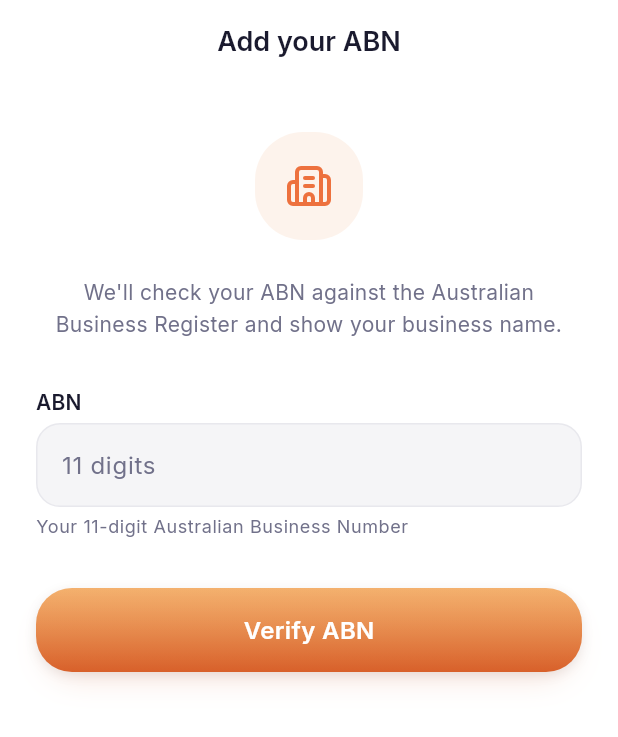
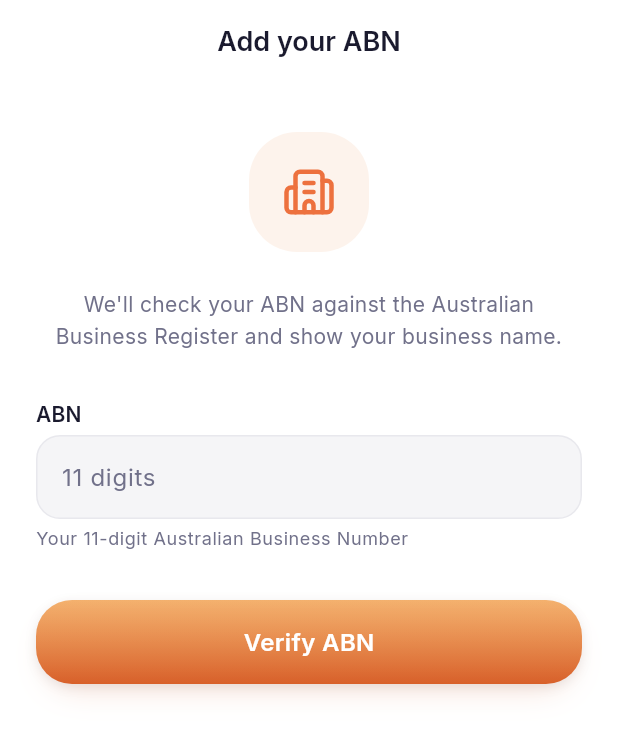
Before and after one commit to rahulkr/jobbees, a Flutter app: the AbnEntryScreen screen opened by its route, on a phone screen of 412 x 824 dp. Shown: the top 737 px of the screen. Run offline on Flutter 3.47's test engine with Material 3 defaults, Android fonts, the phone set to English and light mode, and no system bars; our stand-ins replace dio, flutter_riverpod, flutter_secure_storage, go_router, google_fonts, google_sign_in and 7 more; missing offline and left inert: posthog_flutter; accounts and stored records are empty.

Commit message:
feat(mobile): JAvatar + JHeroMark shared components
Extract the two most-duplicated marks into consistent components and adopt
them: JAvatar (one initials-avatar spec) on both profile screens, and
JHeroMark (icon-in-soft-container, brand/error/success tone) on the static
auth/verification hero marks — replacing five hand-rolled marks that
drifted between 72 and 88px. Animated pulse/breathing marks left as-is.

```diff
--- a/apps/mobile/lib/features/verification/screens/abn_entry_screen.dart
+++ b/apps/mobile/lib/features/verification/screens/abn_entry_screen.dart
@@ -108,21 +108,8 @@ class _AbnEntryScreenState extends ConsumerState<AbnEntryScreen> {
             children: [
               const SizedBox(height: JSpacing.sm),
               JEntrance(
-                child: Center(
-                  child: Container(
-                    width: 72,
-                    height: 72,
-                    alignment: Alignment.center,
-                    decoration: BoxDecoration(
-                      color: theme.colorScheme.primaryContainer,
-                      borderRadius: JRadius.heroAll,
-                    ),
-                    child: Icon(
-                      LucideIcons.building2,
-                      size: 32,
-                      color: theme.colorScheme.primary,
-                    ),
-                  ),
+                child: const Center(
+                  child: JHeroMark(icon: LucideIcons.building2),
                 ),
               ),
               const SizedBox(height: JSpacing.lg),
--- /dev/null
+++ b/apps/mobile/lib/ui/components/feedback/j_hero_mark.dart
@@ -0,0 +1,47 @@
+// ignore_for_file: public_member_api_docs
+
+/// JHeroMark — the standard "icon in a soft rounded container" hero used at the
+/// top of focused screens (auth, verification, terminal states). One size +
+/// tone system so the app's signature mark is consistent instead of hand-rolled
+/// at a different size on every screen.
+library;
+
+import 'package:flutter/material.dart';
+
+import '../../../theme/colors.dart';
+import '../../tokens/tokens.dart';
+
+enum JHeroTone { brand, error, success }
+
+class JHeroMark extends StatelessWidget {
+  const JHeroMark({
+    required this.icon,
+    this.tone = JHeroTone.brand,
+    this.size = 80,
+    super.key,
+  });
+
+  final IconData icon;
+  final JHeroTone tone;
+  final double size;
+
+  @override
+  Widget build(BuildContext context) {
+    final scheme = Theme.of(context).colorScheme;
+    final (Color bg, Color fg) = switch (tone) {
+      JHeroTone.brand => (scheme.primaryContainer, scheme.primary),
+      JHeroTone.error => (scheme.errorContainer, scheme.error),
+      JHeroTone.success => (
+        JobbeesColors.success.withValues(alpha: 0.12),
+        JobbeesColors.success,
+      ),
+    };
+    return Container(
+      width: size,
+      height: size,
+      alignment: Alignment.center,
+      decoration: BoxDecoration(color: bg, borderRadius: JRadius.heroAll),
+      child: Icon(icon, size: size * 0.45, color: fg),
+    );
+  }
+}
--- a/apps/mobile/lib/ui/ui.dart
+++ b/apps/mobile/lib/ui/ui.dart
@@ -29,6 +29,7 @@ export 'motion/j_entrance.dart';
 export 'components/keyboard/dismiss_keyboard.dart';
 
 // Components — containers
+export 'components/containers/j_avatar.dart';
 export 'components/containers/j_card.dart';
 export 'components/containers/j_bottom_sheet.dart';
 
@@ -38,5 +39,6 @@ export 'components/navigation/j_bottom_nav.dart';
 
 // Components — feedback
 export 'components/feedback/j_empty_state.dart';
+export 'components/feedback/j_hero_mark.dart';
 export 'components/feedback/j_loading_skeleton.dart';
 export 'components/feedback/j_snackbar.dart';
```
Also changed, not shown: apps/mobile/lib/features/auth/screens/account_suspended_screen.dart (+5 -14 lines), apps/mobile/lib/features/auth/widgets/auth_notice.dart (+5 -12 lines), apps/mobile/lib/features/profile/screens/my_profile_screen.dart (+1 -16 lines), apps/mobile/lib/features/profile/screens/public_tasker_profile_screen.dart (+1 -17 lines), apps/mobile/lib/features/verification/screens/become_tasker_screen.dart (+2 -15 lines), apps/mobile/lib/features/verification/screens/phone_verification_screen.dart (+4 -15 lines), apps/mobile/lib/ui/components/containers/j_avatar.dart (added, +39 -0 lines).
